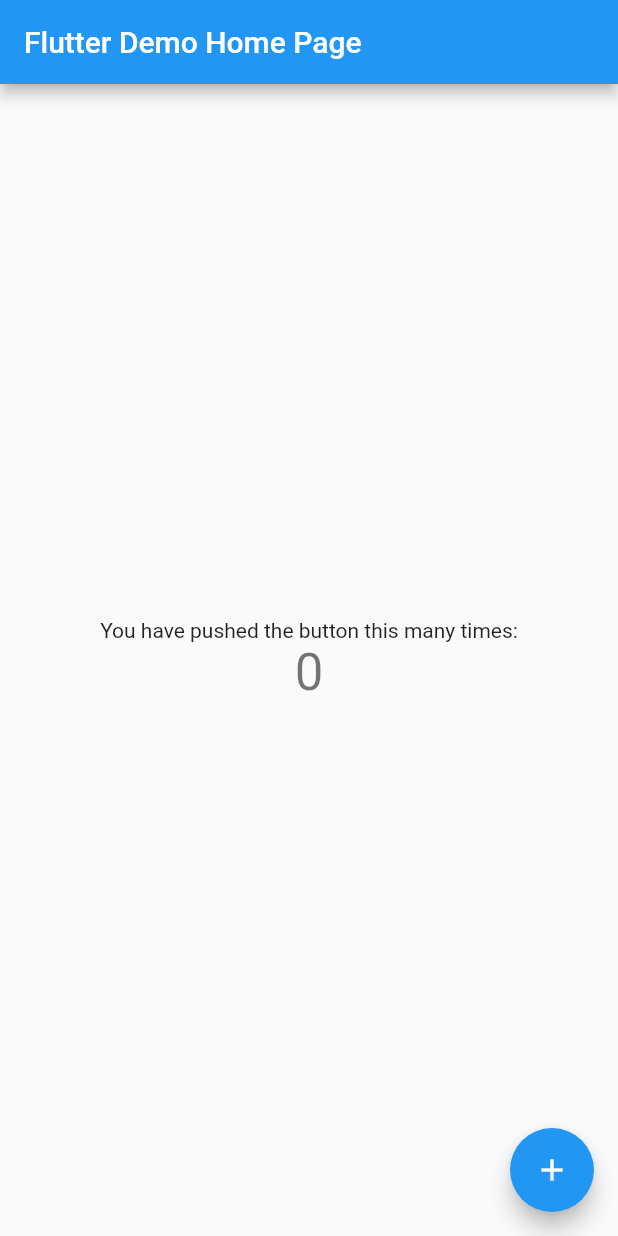
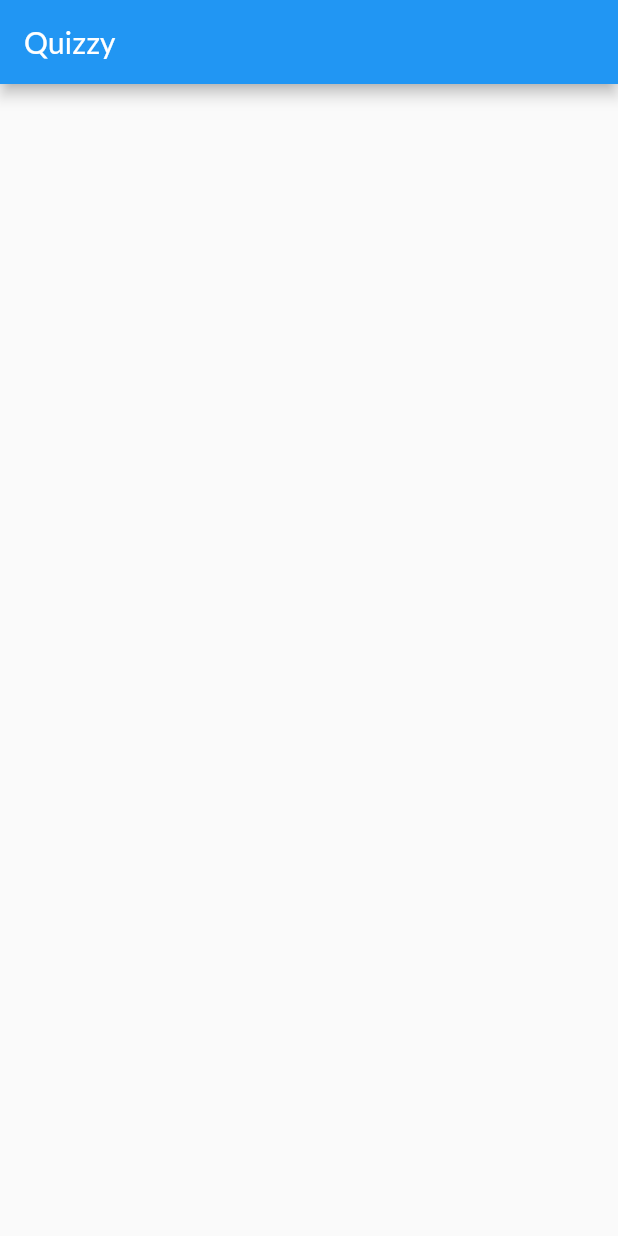
Before and after one commit to Acchindra/Quizzy, a Flutter app: the screen it shows after launch, on a phone screen of 412 x 824 dp. Run offline on Flutter 3.47's test engine with Material 2 defaults, Android fonts, the phone set to English and light mode, and no system bars; our stand-ins replace google_fonts.

Commit message:
alright got it working, time to work on quiz stuff

```diff
--- a/quizzy/lib/main.dart
+++ b/quizzy/lib/main.dart
@@ -1,111 +1,15 @@
+import 'package:google_fonts/google_fonts.dart';
 import 'package:flutter/material.dart';
 
-void main() => runApp(MyApp());
-
-class MyApp extends StatelessWidget {
-  // This widget is the root of your application.
-  @override
-  Widget build(BuildContext context) {
-    return MaterialApp(
-      title: 'Flutter Demo',
-      theme: ThemeData(
-        // This is the theme of your application.
-        //
-        // Try running your application with "flutter run". You'll see the
-        // application has a blue toolbar. Then, without quitting the app, try
-        // changing the primarySwatch below to Colors.green and then invoke
-        // "hot reload" (press "r" in the console where you ran "flutter run",
-        // or simply save your changes to "hot reload" in a Flutter IDE).
-        // Notice that the counter didn't reset back to zero; the application
-        // is not restarted.
-        primarySwatch: Colors.blue,
-      ),
-      home: MyHomePage(title: 'Flutter Demo Home Page'),
-    );
-  }
-}
-
-class MyHomePage extends StatefulWidget {
-  MyHomePage({Key key, this.title}) : super(key: key);
-
-  // This widget is the home page of your application. It is stateful, meaning
-  // that it has a State object (defined below) that contains fields that affect
-  // how it looks.
-
-  // This class is the configuration for the state. It holds the values (in this
-  // case the title) provided by the parent (in this case the App widget) and
-  // used by the build method of the State. Fields in a Widget subclass are
-  // always marked "final".
-
-  final String title;
-
-  @override
-  _MyHomePageState createState() => _MyHomePageState();
-}
-
-class _MyHomePageState extends State<MyHomePage> {
-  int _counter = 0;
-
-  void _incrementCounter() {
-    setState(() {
-      // This call to setState tells the Flutter framework that something has
-      // changed in this State, which causes it to rerun the build method below
-      // so that the display can reflect the updated values. If we changed
-      // _counter without calling setState(), then the build method would not be
-      // called again, and so nothing would appear to happen.
-      _counter++;
-    });
-  }
-
-  @override
-  Widget build(BuildContext context) {
-    // This method is rerun every time setState is called, for instance as done
-    // by the _incrementCounter method above.
-    //
-    // The Flutter framework has been optimized to make rerunning build methods
-    // fast, so that you can just rebuild anything that needs updating rather
-    // than having to individually change instances of widgets.
-    return Scaffold(
-      appBar: AppBar(
-        // Here we take the value from the MyHomePage object that was created by
-        // the App.build method, and use it to set our appbar title.
-        title: Text(widget.title),
-      ),
-      body: Center(
-        // Center is a layout widget. It takes a single child and positions it
-        // in the middle of the parent.
-        child: Column(
-          // Column is also a layout widget. It takes a list of children and
-          // arranges them vertically. By default, it sizes itself to fit its
-          // children horizontally, and tries to be as tall as its parent.
-          //
-          // Invoke "debug painting" (press "p" in the console, choose the
-          // "Toggle Debug Paint" action from the Flutter Inspector in Android
-          // Studio, or the "Toggle Debug Paint" command in Visual Studio Code)
-          // to see the wireframe for each widget.
-          //
-          // Column has various properties to control how it sizes itself and
-          // how it positions its children. Here we use mainAxisAlignment to
-          // center the children vertically; the main axis here is the vertical
-          // axis because Columns are vertical (the cross axis would be
-          // horizontal).
-          mainAxisAlignment: MainAxisAlignment.center,
-          children: <Widget>[
-            Text(
-              'You have pushed the button this many times:',
-            ),
-            Text(
-              '$_counter',
-              style: Theme.of(context).textTheme.display1,
-            ),
-          ],
+void main() {
+  runApp(
+    new MaterialApp(
+      title: "Quizzy",
+      home: new Scaffold(
+        appBar: new AppBar(
+          title: new Text("Quizzy", style: GoogleFonts.lato()),
         ),
       ),
-      floatingActionButton: FloatingActionButton(
-        onPressed: _incrementCounter,
-        tooltip: 'Increment',
-        child: Icon(Icons.add),
-      ), // This trailing comma makes auto-formatting nicer for build methods.
-    );
-  }
+    ),
+  );
 }
--- a/quizzy/pubspec.yaml
+++ b/quizzy/pubspec.yaml
@@ -23,6 +23,7 @@ dependencies:
   # The following adds the Cupertino Icons font to your application.
   # Use with the CupertinoIcons class for iOS style icons.
   cupertino_icons: ^0.1.2
+  google_fonts: 0.2.0
 
 dev_dependencies:
   flutter_test:
```
Also changed, not shown: quizzy/pubspec.lock, 3 other files.
